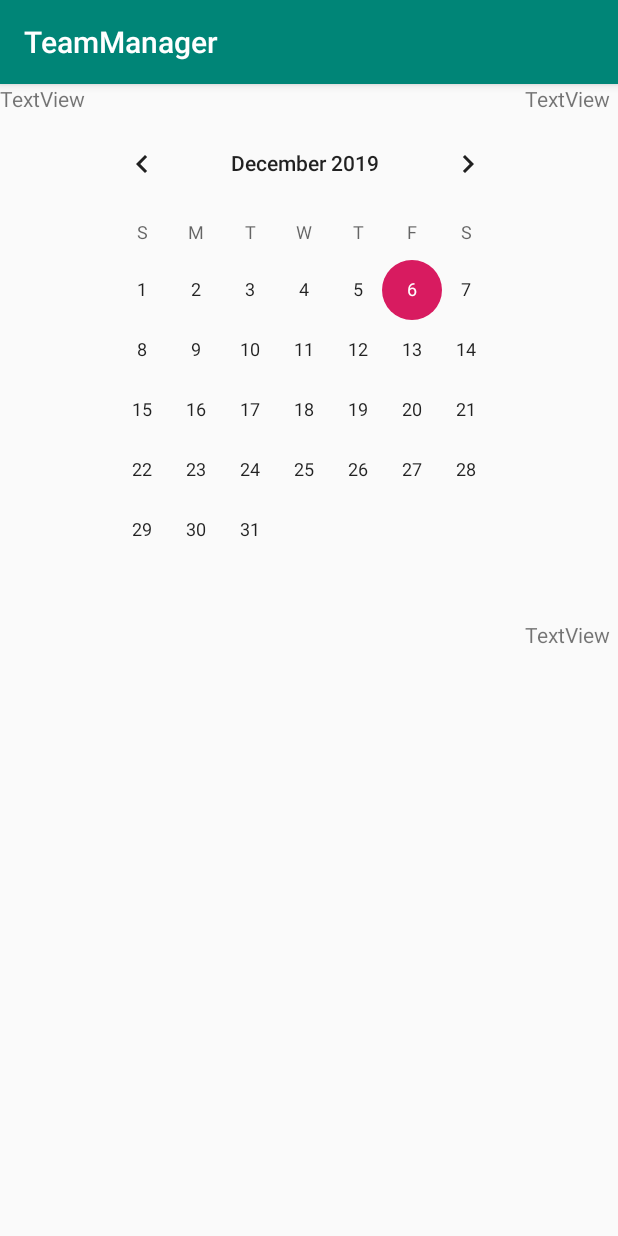
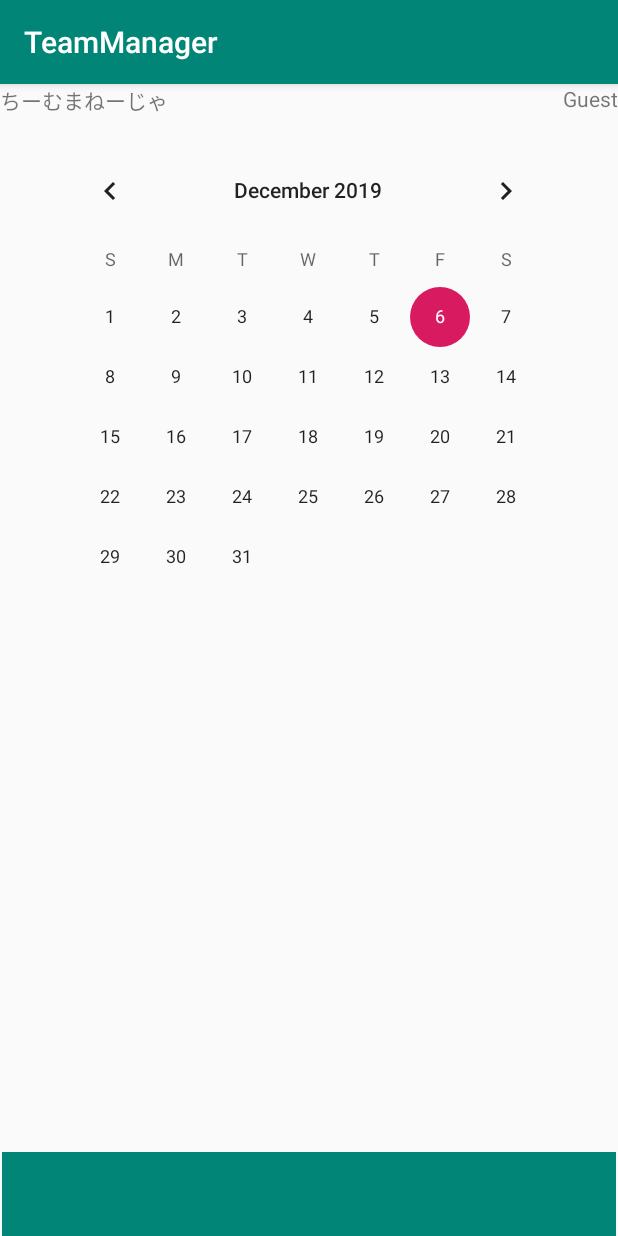
Before and after one commit to mkanegon/TeamManager, an Android app: the screen it shows after launch (MainActivity), on a phone screen of 412 x 824 dp. Run offline under Robolectric (Android 15) with nearby library versions, the phone set to English and light mode, and no system bars.

Commit message:
レイアウト変更
TableからConstraintに変更

```diff
--- a/app/src/main/res/layout/activity_main.xml
+++ b/app/src/main/res/layout/activity_main.xml
@@ -1,83 +1,46 @@
 <?xml version="1.0" encoding="utf-8"?>
-<TableLayout xmlns:android="http://schemas.android.com/apk/res/android"
+<androidx.constraintlayout.widget.ConstraintLayout xmlns:android="http://schemas.android.com/apk/res/android"
     xmlns:app="http://schemas.android.com/apk/res-auto"
     xmlns:tools="http://schemas.android.com/tools"
-    android:id="@+id/rute"
-    style="@style/TableLayout"
     android:layout_width="match_parent"
-    android:visibility="visible"
-    tools:context=".MainActivity" >
-
-    <TableRow
-        android:id="@+id/header"
-        android:layout_width="match_parent"
-        android:layout_height="match_parent">
+    android:layout_height="match_parent"
+    tools:context="com.example.teammanager.MainActivity">
 
     <TextView
         android:id="@+id/Application_name"
         android:layout_width="wrap_content"
         android:layout_height="wrap_content"
-            android:layout_column="0"
-            android:text="@string/textview" />
-
-        <Space
-            android:layout_width="wrap_content"
-            android:layout_height="wrap_content" />
+        android:text="@string/Application_name"
+        app:layout_constraintStart_toStartOf="parent"
+        app:layout_constraintTop_toTopOf="parent" />
 
     <TextView
         android:id="@+id/user"
         android:layout_width="wrap_content"
         android:layout_height="wrap_content"
-            android:layout_column="2"
-            android:text="@string/textview" />
-    </TableRow>
-
-    <TableRow
-        android:id="@+id/body_date"
-        android:layout_width="match_parent"
-        android:layout_height="wrap_content"
-        android:orientation="vertical">
-
-        <Space
-            android:layout_width="wrap_content"
-            android:layout_height="wrap_content" />
+        android:text="@string/user"
+        app:layout_constraintEnd_toEndOf="parent"
+        app:layout_constraintTop_toTopOf="parent" />
 
     <CalendarView
-            android:id="@+id/calender"
-            android:layout_width="293dp"
-            android:layout_height="wrap_content"
-            android:layout_column="1"
-            android:baselineAligned="false" />
-
-        <Space
+        android:id="@+id/ClickableCalendar"
         android:layout_width="wrap_content"
         android:layout_height="wrap_content"
-            android:layout_column="2" />
-    </TableRow>
+        android:layout_marginTop="16dp"
+        app:layout_constraintEnd_toEndOf="parent"
+        app:layout_constraintHorizontal_bias="0.491"
+        app:layout_constraintStart_toStartOf="parent"
+        app:layout_constraintTop_toBottomOf="@+id/Application_name" />
 
-    <TableRow
-        android:id="@+id/body_main"
-        android:layout_width="match_parent"
-        android:layout_height="match_parent" />
+    <androidx.appcompat.widget.Toolbar
+        android:id="@+id/janpmenu"
+        android:layout_width="409dp"
+        android:layout_height="wrap_content"
+        android:background="?attr/colorPrimary"
+        android:minHeight="?attr/actionBarSize"
+        android:theme="?attr/actionBarTheme"
+        app:layout_constraintBottom_toBottomOf="parent"
+        app:layout_constraintEnd_toEndOf="parent"
+        app:layout_constraintStart_toStartOf="parent" />
 
-    <TableRow
-        android:id="@+id/footer"
-        android:layout_width="match_parent"
-        android:layout_height="match_parent" >
-
-        <Space
-            android:layout_width="wrap_content"
-            android:layout_height="wrap_content" />
-
-        <Space
-            android:layout_width="wrap_content"
-            android:layout_height="wrap_content" />
-
-        <TextView
-            android:id="@+id/abc"
-            android:layout_width="wrap_content"
-            android:layout_height="wrap_content"
-            android:layout_column="1"
-            android:text="@string/textview" />
-    </TableRow>
-</TableLayout>
+</androidx.constraintlayout.widget.ConstraintLayout>
--- a/app/src/main/res/values/strings.xml
+++ b/app/src/main/res/values/strings.xml
@@ -1,6 +1,6 @@
 <resources>
     <string name="app_name">TeamManager</string>
-    <string name="textview">TextView</string>
-    <string name="textview">TextView</string>
-    <string name="textview">TextView</string>
+    <string name="Application_name">ちーむまねーじゃ</string>
+    <string name="user">Guest</string>
+    <string name="foottext">something</string>
 </resources>
```
Lines whose indentation alone changed are shown as unchanged.
